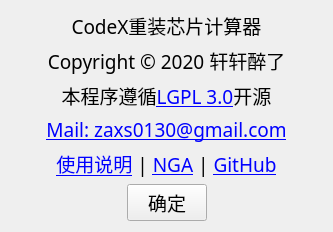
This is CodeX/AboutDialog.ui in xxzl0130/CodeX as Qt 5 draws it before an edit. The edited form follows.
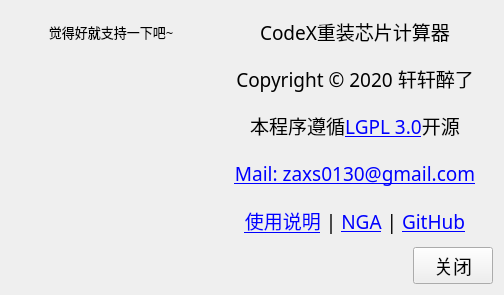
This is the edited form. Icons and pictures are not drawn.

Commit message: 调整窗口

What changed in the file:
```diff
--- a/CodeX/AboutDialog.ui
+++ b/CodeX/AboutDialog.ui
@@ -6,8 +6,8 @@
    <rect>
     <x>0</x>
     <y>0</y>
-    <width>333</width>
-    <height>172</height>
+    <width>504</width>
+    <height>295</height>
    </rect>
   </property>
   <property name="sizePolicy">
@@ -16,6 +16,12 @@
     <verstretch>0</verstretch>
    </sizepolicy>
   </property>
+  <property name="maximumSize">
+   <size>
+    <width>504</width>
+    <height>295</height>
+   </size>
+  </property>
   <property name="font">
    <font>
     <family>等线</family>
@@ -26,7 +32,7 @@
    <string>关于</string>
   </property>
   <layout class="QGridLayout" name="gridLayout">
-   <item row="0" column="0">
+   <item row="0" column="1">
     <widget class="QLabel" name="nameLabel">
      <property name="text">
       <string>CodeX重装芯片计算器</string>
@@ -36,7 +42,30 @@
      </property>
     </widget>
    </item>
-   <item row="5" column="0">
+   <item row="1" column="1">
+    <widget class="QLabel" name="copyrightLabel">
+     <property name="text">
+      <string>Copyright © 2020 轩轩醉了</string>
+     </property>
+     <property name="alignment">
+      <set>Qt::AlignCenter</set>
+     </property>
+    </widget>
+   </item>
+   <item row="4" column="1">
+    <widget class="QLabel" name="infoLabel">
+     <property name="text">
+      <string>&lt;html&gt;&lt;head/&gt;&lt;body&gt;&lt;p&gt;&lt;a href=&quot;https://github.com/xxzl0130/CodeX/blob/master/doc/%E4%BD%BF%E7%94%A8%E8%AF%B4%E6%98%8E.md&quot;&gt;&lt;span style=&quot; text-decoration: underline; color:#0000ff;&quot;&gt;使用说明&lt;/span&gt;&lt;/a&gt; | &lt;a href=&quot;https://bbs.nga.cn/read.php?tid=20284990&quot;&gt;&lt;span style=&quot; text-decoration: underline; color:#0000ff;&quot;&gt;NGA&lt;/span&gt;&lt;/a&gt; | &lt;a href=&quot;https://github.com/xxzl0130/CodeX&quot;&gt;&lt;span style=&quot; text-decoration: underline; color:#0000ff;&quot;&gt;GitHub&lt;/span&gt;&lt;/a&gt;&lt;/p&gt;&lt;/body&gt;&lt;/html&gt;</string>
+     </property>
+     <property name="textFormat">
+      <enum>Qt::AutoText</enum>
+     </property>
+     <property name="alignment">
+      <set>Qt::AlignCenter</set>
+     </property>
+    </widget>
+   </item>
+   <item row="5" column="0" colspan="2">
     <layout class="QHBoxLayout" name="horizontalLayout">
      <item>
       <spacer name="horizontalSpacer">
@@ -54,36 +83,13 @@
      <item>
       <widget class="QPushButton" name="pushButton">
        <property name="text">
-        <string>确定</string>
+        <string>关闭</string>
        </property>
       </widget>
      </item>
-     <item>
-      <spacer name="horizontalSpacer_2">
-       <property name="orientation">
-        <enum>Qt::Horizontal</enum>
-       </property>
-       <property name="sizeHint" stdset="0">
-        <size>
-         <width>40</width>
-         <height>20</height>
-        </size>
-       </property>
-      </spacer>
-     </item>
     </layout>
    </item>
-   <item row="1" column="0">
-    <widget class="QLabel" name="copyrightLabel">
-     <property name="text">
-      <string>Copyright © 2020 轩轩醉了</string>
-     </property>
-     <property name="alignment">
-      <set>Qt::AlignCenter</set>
-     </property>
-    </widget>
-   </item>
-   <item row="3" column="0">
+   <item row="3" column="1">
     <widget class="QLabel" name="copyrightLabel_2">
      <property name="text">
       <string>&lt;html&gt;&lt;head/&gt;&lt;body&gt;&lt;p&gt;&lt;a href=&quot;mailto:zaxs0130@gmail.com&quot;&gt;&lt;span style=&quot; text-decoration: underline; color:#0000ff;&quot;&gt;Mail: zaxs0130@gmail.com&lt;/span&gt;&lt;/a&gt;&lt;/p&gt;&lt;/body&gt;&lt;/html&gt;</string>
@@ -93,7 +99,7 @@
      </property>
     </widget>
    </item>
-   <item row="2" column="0">
+   <item row="2" column="1">
     <widget class="QLabel" name="opensourceLabel">
      <property name="text">
       <string>&lt;html&gt;&lt;head/&gt;&lt;body&gt;&lt;p&gt;本程序遵循&lt;a href=&quot;http://www.gnu.org/licenses/lgpl-3.0.html&quot;&gt;&lt;span style=&quot; text-decoration: underline; color:#0000ff;&quot;&gt;LGPL 3.0&lt;/span&gt;&lt;/a&gt;开源&lt;/p&gt;&lt;/body&gt;&lt;/html&gt;</string>
@@ -103,13 +109,31 @@
      </property>
     </widget>
    </item>
-   <item row="4" column="0">
-    <widget class="QLabel" name="infoLabel">
+   <item row="1" column="0" rowspan="4">
+    <widget class="QLabel" name="label">
+     <property name="maximumSize">
+      <size>
+       <width>200</width>
+       <height>200</height>
+      </size>
+     </property>
      <property name="text">
-      <string>&lt;html&gt;&lt;head/&gt;&lt;body&gt;&lt;p&gt;&lt;a href=&quot;https://github.com/xxzl0130/CodeX/blob/master/doc/%E4%BD%BF%E7%94%A8%E8%AF%B4%E6%98%8E.md&quot;&gt;&lt;span style=&quot; text-decoration: underline; color:#0000ff;&quot;&gt;使用说明&lt;/span&gt;&lt;/a&gt; | &lt;a href=&quot;https://bbs.nga.cn/read.php?tid=20284990&quot;&gt;&lt;span style=&quot; text-decoration: underline; color:#0000ff;&quot;&gt;NGA&lt;/span&gt;&lt;/a&gt; | &lt;a href=&quot;https://github.com/xxzl0130/CodeX&quot;&gt;&lt;span style=&quot; text-decoration: underline; color:#0000ff;&quot;&gt;GitHub&lt;/span&gt;&lt;/a&gt;&lt;/p&gt;&lt;/body&gt;&lt;/html&gt;</string>
+      <string/>
      </property>
-     <property name="textFormat">
-      <enum>Qt::AutoText</enum>
+     <property name="pixmap">
+      <pixmap>Resources/pay.png</pixmap>
+     </property>
+    </widget>
+   </item>
+   <item row="0" column="0">
+    <widget class="QLabel" name="label_2">
+     <property name="font">
+      <font>
+       <pointsize>10</pointsize>
+      </font>
+     </property>
+     <property name="text">
+      <string>觉得好就支持一下吧~</string>
      </property>
      <property name="alignment">
       <set>Qt::AlignCenter</set>
```
The commit also changes 3 other files.
